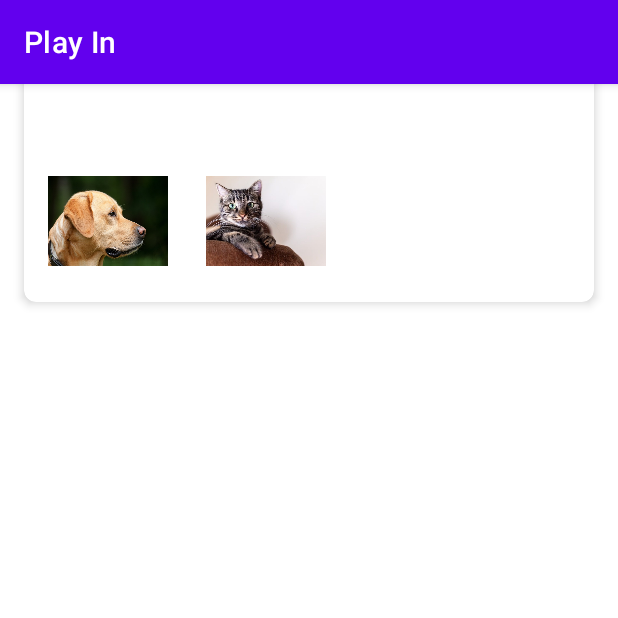
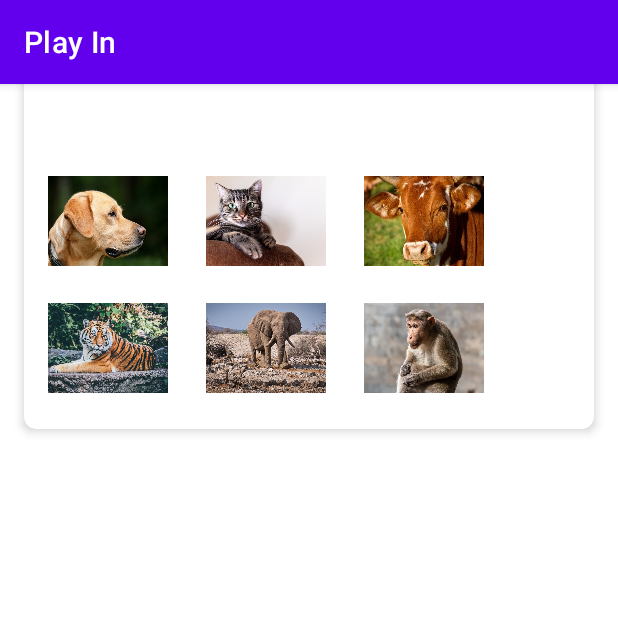
Before and after one commit to Markhande/Children-Learning-App, an Android app: the Animal screen opened directly, with no data from a screen before it, on a phone screen of 412 x 824 dp, the top half of it. Run offline under Robolectric (Android 15) with nearby library versions, the phone set to English and light mode, and no system bars.

Commit message:
update app

```diff
--- a/app/src/main/java/com/example/playin/Animal.java
+++ b/app/src/main/java/com/example/playin/Animal.java
@@ -13,32 +13,48 @@ import androidx.core.graphics.Insets;
 import androidx.core.view.ViewCompat;
 import androidx.core.view.WindowInsetsCompat;
 
+import java.security.PrivateKey;
+
 public class Animal extends AppCompatActivity {
-    ImageView button;
+    ImageView dog;
     private MediaPlayer mediaPlayer;
     ImageView cat;
     private MediaPlayer cat_sound;
+    ImageView cow;
+    private MediaPlayer cow_sound;
+    ImageView tiger;
+    private MediaPlayer tiger_sound;
+    ImageView elephant;
+    private MediaPlayer elephant_sound;
+    ImageView monkey;
+    private MediaPlayer mokey_sound;
     @Override
     protected void onCreate(Bundle savedInstanceState) {
         super.onCreate(savedInstanceState);
         EdgeToEdge.enable(this);
         setContentView(R.layout.activity_animal);
 
-        button= findViewById(R.id.playSoundButton);
+        dog= findViewById(R.id.dog);
         cat= findViewById(R.id.cat);
+        cow=findViewById(R.id.cow);
+        tiger=findViewById(R.id.tiger);
+        elephant=findViewById(R.id.elephant);
+        monkey =findViewById(R.id.monkey);
 
-        mediaPlayer = MediaPlayer.create(this, R.raw.dog);
-        cat_sound =   MediaPlayer.create(this,R.raw.cat);
+        mediaPlayer =  MediaPlayer.create(this, R.raw.dog);
+        cat_sound   =  MediaPlayer.create(this,R.raw.cat);
+        cow_sound   =  MediaPlayer.create(this, R.raw.cow);
+        tiger_sound =  MediaPlayer.create(this,R.raw.tiger);
+        elephant_sound = MediaPlayer.create(this, R.raw.elephant);
+        mokey_sound = MediaPlayer.create(this, R.raw.monkey);
 
-
-        button.setOnClickListener(new View.OnClickListener() {
+        dog.setOnClickListener(new View.OnClickListener() {
             @Override
             public void onClick(View view) {
                 if (mediaPlayer != null) {
                     mediaPlayer.start();
                 }
             }
-
         });
         cat.setOnClickListener(new View.OnClickListener() {
             @Override
@@ -48,6 +64,35 @@ public class Animal extends AppCompatActivity {
                 }
             }
         });
+        cow.setOnClickListener(new View.OnClickListener() {
+            @Override
+            public void onClick(View view) {
+                if(cow_sound != null){
+                    cow_sound.start();
+                }
+            }
+        });
+        tiger.setOnClickListener(new View.OnClickListener() {
+            @Override
+            public void onClick(View view) {
+                if(tiger_sound != null)
+                {
+                    tiger_sound.start();
+                }
+            }
+        });
+        elephant.setOnClickListener(new View.OnClickListener() {
+            @Override
+            public void onClick(View view) {
+                if(elephant_sound != null)
+                elephant_sound.start();
+            }
+        });
+        monkey.setOnClickListener(new View.OnClickListener() {
+            @Override
+            public void onClick(View view) {
+                mokey_sound.start();
+            }
+        });
     }
-
 }
--- a/app/src/main/res/layout/activity_animal.xml
+++ b/app/src/main/res/layout/activity_animal.xml
@@ -18,7 +18,7 @@
         android:focusable="true">
 
         <ImageView
-            android:id="@+id/playSoundButton"
+            android:id="@+id/dog"
             android:layout_width="80dp"
             android:layout_height="60dp"
             android:background="@drawable/dog"/>
@@ -29,9 +29,41 @@
             android:layout_height="60dp"
             android:layout_marginLeft="25dp"
             android:background="@drawable/cat"/>
+        <ImageView
+            android:id="@+id/cow"
+            android:layout_width="80dp"
+            android:layout_height="60dp"
+            android:layout_marginLeft="25dp"
+            android:background="@drawable/cow"/>
+    </LinearLayout>
+<!--        Second Section  -->
+    <LinearLayout
+        android:layout_width="wrap_content"
+        android:layout_height="100dp"
+        android:orientation="horizontal"
+        android:layout_marginTop="170dp"
+        android:padding="16dp"
+        android:clickable="true"
+        android:focusable="true">
 
-        </LinearLayout>
+        <ImageView
+            android:id="@+id/tiger"
+            android:layout_width="80dp"
+            android:layout_height="60dp"
+            android:background="@drawable/tiger"/>
 
-
+        <ImageView
+            android:id="@+id/elephant"
+            android:layout_width="80dp"
+            android:layout_height="60dp"
+            android:layout_marginLeft="25dp"
+            android:background="@drawable/elephant"/>
+        <ImageView
+            android:id="@+id/monkey"
+            android:layout_width="80dp"
+            android:layout_height="60dp"
+            android:layout_marginLeft="25dp"
+            android:background="@drawable/monkey"/>
+    </LinearLayout>
 
 </androidx.cardview.widget.CardView>
```
Also changed, not shown: app/src/main/res/drawable/cow.jpg (added), app/src/main/res/drawable/elephant.jpg (added), app/src/main/res/drawable/horse.jpg (added), app/src/main/res/drawable/lion.jpg (added), app/src/main/res/drawable/monkey.jpg (added), app/src/main/res/drawable/tiger.jpg (added), 7 other files.
